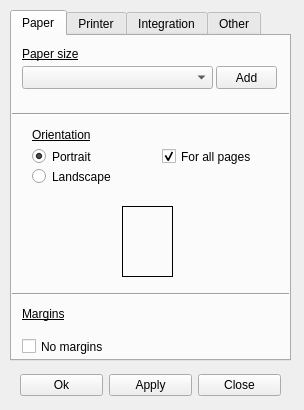
This is pagesetup.ui in viktand/vap4 as Qt 5 draws it before an edit. The edited form follows.
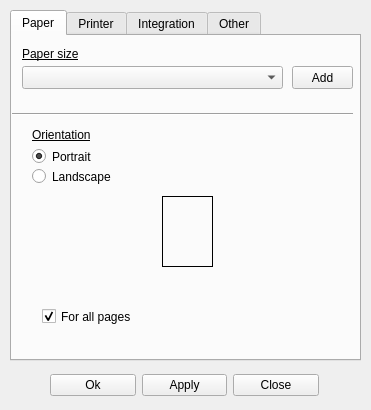
This is the edited form. The open tabs and pages were chosen to show the change. Icons and pictures are not drawn.

```diff
--- a/pagesetup.ui
+++ b/pagesetup.ui
@@ -6,19 +6,19 @@
    <rect>
     <x>0</x>
     <y>0</y>
-    <width>304</width>
+    <width>371</width>
     <height>410</height>
    </rect>
   </property>
   <property name="minimumSize">
    <size>
-    <width>304</width>
+    <width>371</width>
     <height>410</height>
    </size>
   </property>
   <property name="maximumSize">
    <size>
-    <width>304</width>
+    <width>371</width>
     <height>410</height>
    </size>
   </property>
@@ -31,7 +31,7 @@
      <rect>
       <x>10</x>
       <y>10</y>
-      <width>281</width>
+      <width>351</width>
       <height>351</height>
      </rect>
     </property>
@@ -45,8 +45,8 @@
      <widget class="QLabel" name="label_4">
       <property name="geometry">
        <rect>
-        <x>110</x>
-        <y>170</y>
+        <x>150</x>
+        <y>160</y>
         <width>51</width>
         <height>71</height>
        </rect>
@@ -60,7 +60,7 @@
        <rect>
         <x>10</x>
         <y>30</y>
-        <width>191</width>
+        <width>261</width>
         <height>23</height>
        </rect>
       </property>
@@ -70,7 +70,7 @@
        <rect>
         <x>20</x>
         <y>130</y>
-        <width>151</width>
+        <width>231</width>
         <height>21</height>
        </rect>
       </property>
@@ -83,7 +83,7 @@
        <rect>
         <x>20</x>
         <y>91</y>
-        <width>81</width>
+        <width>281</width>
         <height>16</height>
        </rect>
       </property>
@@ -99,9 +99,9 @@
      <widget class="QCheckBox" name="checkBox">
       <property name="geometry">
        <rect>
-        <x>150</x>
-        <y>110</y>
-        <width>131</width>
+        <x>30</x>
+        <y>270</y>
+        <width>191</width>
         <height>21</height>
        </rect>
       </property>
@@ -112,43 +112,12 @@
        <bool>true</bool>
       </property>
      </widget>
-     <widget class="QLabel" name="label_3">
-      <property name="geometry">
-       <rect>
-        <x>10</x>
-        <y>270</y>
-        <width>57</width>
-        <height>15</height>
-       </rect>
-      </property>
-      <property name="font">
-       <font>
-        <underline>true</underline>
-       </font>
-      </property>
-      <property name="text">
-       <string>Margins</string>
-      </property>
-     </widget>
      <widget class="Line" name="line">
       <property name="geometry">
        <rect>
         <x>0</x>
         <y>70</y>
-        <width>281</width>
-        <height>16</height>
-       </rect>
-      </property>
-      <property name="orientation">
-       <enum>Qt::Horizontal</enum>
-      </property>
-     </widget>
-     <widget class="Line" name="line_2">
-      <property name="geometry">
-       <rect>
-        <x>0</x>
-        <y>250</y>
-        <width>281</width>
+        <width>341</width>
         <height>16</height>
        </rect>
       </property>
@@ -161,7 +130,7 @@
        <rect>
         <x>20</x>
         <y>110</y>
-        <width>141</width>
+        <width>241</width>
         <height>21</height>
        </rect>
       </property>
@@ -193,7 +162,7 @@
      <widget class="QLabel" name="label_17">
       <property name="geometry">
        <rect>
-        <x>250</x>
+        <x>310</x>
         <y>290</y>
         <width>24</width>
         <height>24</height>
@@ -212,7 +181,7 @@
      <widget class="QPushButton" name="pushButton_2">
       <property name="geometry">
        <rect>
-        <x>204</x>
+        <x>280</x>
         <y>30</y>
         <width>61</width>
         <height>23</height>
@@ -222,19 +191,6 @@
        <string>Add</string>
       </property>
      </widget>
-     <widget class="QCheckBox" name="checkBox_16">
-      <property name="geometry">
-       <rect>
-        <x>10</x>
-        <y>300</y>
-        <width>211</width>
-        <height>21</height>
-       </rect>
-      </property>
-      <property name="text">
-       <string>No margins</string>
-      </property>
-     </widget>
     </widget>
     <widget class="QWidget" name="tab_2">
      <attribute name="title">
@@ -889,20 +845,17 @@
        <string>Language of program:</string>
       </property>
      </widget>
-     <widget class="QCheckBox" name="checkBox_15">
+     <widget class="QLabel" name="label_3">
       <property name="geometry">
        <rect>
-        <x>10</x>
-        <y>250</y>
-        <width>251</width>
-        <height>21</height>
+        <x>90</x>
+        <y>143</y>
+        <width>241</width>
+        <height>17</height>
        </rect>
       </property>
       <property name="text">
-       <string>Ribbon</string>
-      </property>
-      <property name="checked">
-       <bool>true</bool>
+       <string>0 - System default font</string>
       </property>
      </widget>
     </widget>
@@ -910,9 +863,9 @@
    <widget class="QWidget" name="horizontalLayoutWidget_2">
     <property name="geometry">
      <rect>
-      <x>20</x>
+      <x>50</x>
       <y>370</y>
-      <width>261</width>
+      <width>269</width>
       <height>31</height>
      </rect>
     </property>
```
Left out of the diff: 101 changed lines with no effect on the pictures.
